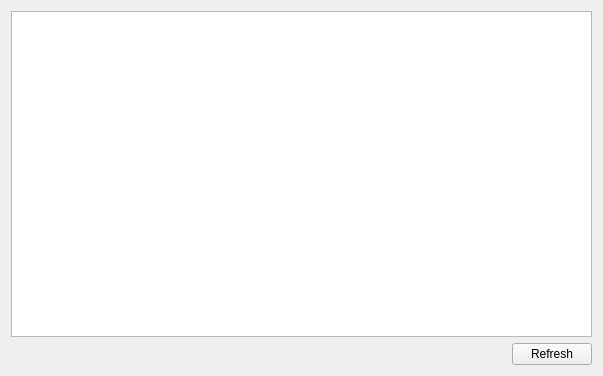
Qt form stepmode.ui (TheRzzan/SmoWithDesign) before a commit.
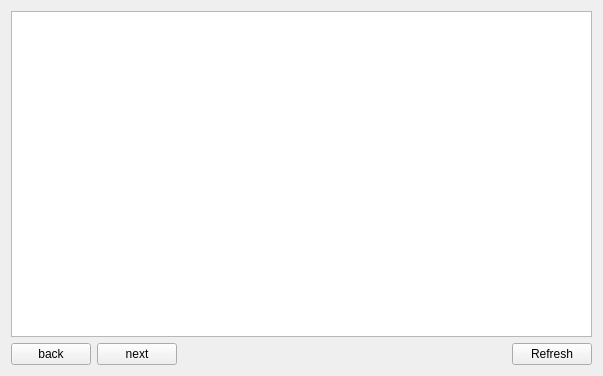
The same form after that commit.

Commit message: Step model design added.

```diff
--- a/stepmode.ui
+++ b/stepmode.ui
@@ -19,6 +19,20 @@
    </item>
    <item row="1" column="0">
     <layout class="QHBoxLayout" name="horizontalLayout">
+     <item>
+      <widget class="QPushButton" name="buttonBack">
+       <property name="text">
+        <string>back</string>
+       </property>
+      </widget>
+     </item>
+     <item>
+      <widget class="QPushButton" name="buttonNext">
+       <property name="text">
+        <string>next</string>
+       </property>
+      </widget>
+     </item>
      <item>
       <spacer name="horizontalSpacer">
        <property name="orientation">
```
The commit also changes 2 other files.
